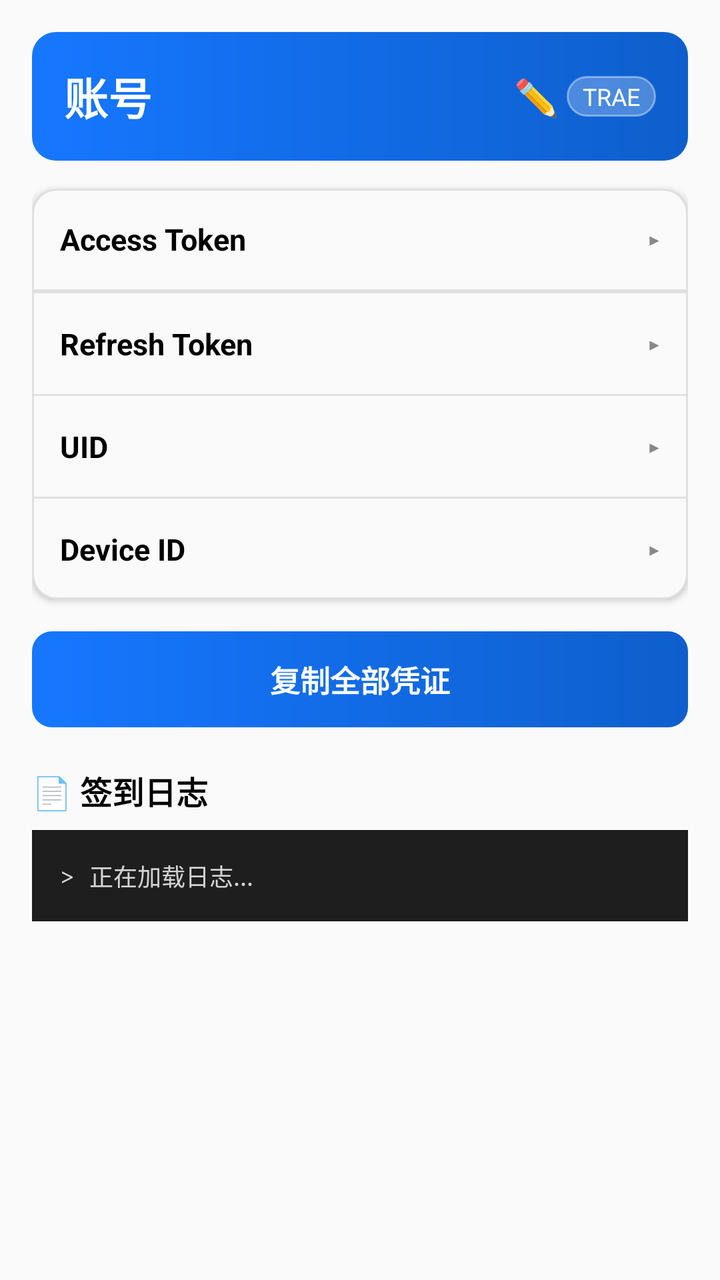
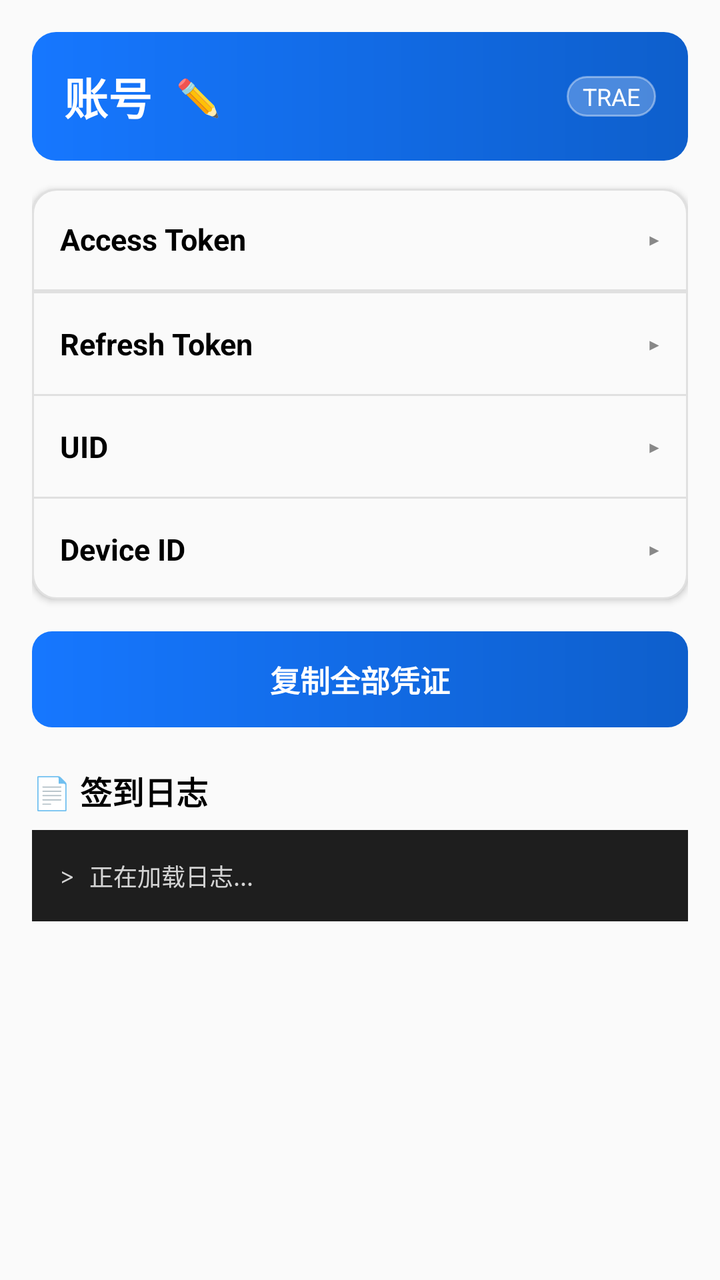

Two renders of the same Android screen: before a commit and after it. Below are the layout's source before the change and the commit's diff.
<!-- AndroidManifest.xml: application theme Theme.SignApp -->
<!-- res/layout/activity_account_detail.xml -->
<?xml version="1.0" encoding="utf-8"?>
<ScrollView xmlns:android="http://schemas.android.com/apk/res/android"
    android:layout_width="match_parent"
    android:layout_height="match_parent"
    android:background="@color/card_bg"
    android:fillViewport="true">

    <LinearLayout
        android:layout_width="match_parent"
        android:layout_height="wrap_content"
        android:orientation="vertical"
        android:padding="16dp">

        
        <LinearLayout
            android:layout_width="match_parent"
            android:layout_height="wrap_content"
            android:orientation="horizontal"
            android:gravity="center_vertical"
            android:background="@drawable/bg_header_gradient"
            android:padding="16dp"
            android:paddingBottom="18dp">

            <TextView
                android:id="@+id/tvDetailLabel"
                android:layout_width="0dp"
                android:layout_height="wrap_content"
                android:layout_weight="1"
                android:text="账号"
                android:textColor="@color/white"
                android:textSize="22sp"
                android:textStyle="bold" />

            
            <TextView
                android:id="@+id/btnRenameIcon"
                android:layout_width="wrap_content"
                android:layout_height="wrap_content"
                android:layout_marginStart="6dp"
                android:padding="4dp"
                android:background="?attr/selectableItemBackgroundBorderless"
                android:text="✏️"
                android:textColor="@color/white"
                android:textSize="18sp"
                android:contentDescription="重命名账号" />

            <TextView
                android:layout_width="wrap_content"
                android:layout_height="wrap_content"
                android:background="@drawable/bg_badge"
                android:paddingLeft="8dp"
                android:paddingRight="8dp"
                android:paddingTop="2dp"
                android:paddingBottom="2dp"
                android:text="TRAE"
                android:textColor="@color/white"
                android:textSize="12sp" />
        </LinearLayout>

        
        <LinearLayout
            android:layout_width="match_parent"
            android:layout_height="wrap_content"
            android:orientation="vertical"
            android:layout_marginTop="14dp"
            android:background="@drawable/bg_card"
            android:elevation="2dp">

            
            <LinearLayout
                android:id="@+id/headerAccess"
                android:layout_width="match_parent"
                android:layout_height="wrap_content"
                android:orientation="horizontal"
                android:gravity="center_vertical"
                android:padding="14dp"
                android:clickable="true"
                android:focusable="true">

                <TextView
                    android:layout_width="0dp"
                    android:layout_height="wrap_content"
                    android:layout_weight="1"
                    android:text="Access Token"
                    android:textColor="@color/black"
                    android:textSize="15sp"
                    android:textStyle="bold" />

                <TextView
                    android:id="@+id/iconAccess"
                    android:layout_width="wrap_content"
                    android:layout_height="wrap_content"
                    android:text="▸"
                    android:textColor="@color/gray"
                    android:textSize="16sp" />
            </LinearLayout>

            <View
                android:layout_width="match_parent"
                android:layout_height="1dp"
                android:background="@color/divider" />
            <TextView
                android:id="@+id/tvAccessToken"
                android:layout_width="match_parent"
                android:layout_height="wrap_content"
                android:padding="14dp"
                android:background="@color/card_bg"
                android:fontFamily="monospace"
                android:gravity="center_vertical"
                android:textIsSelectable="true"
                android:textColor="@color/primary_dark"
                android:textSize="12sp"
                android:visibility="gone" />

            <View
                android:layout_width="match_parent"
                android:layout_height="1dp"
                android:background="@color/divider" />

            
            <LinearLayout
                android:id="@+id/headerRefresh"
                android:layout_width="match_parent"
                android:layout_height="wrap_content"
                android:orientation="horizontal"
                android:gravity="center_vertical"
                android:padding="14dp"
                android:clickable="true"
                android:focusable="true">

                <TextView
                    android:layout_width="0dp"
                    android:layout_height="wrap_content"
                    android:layout_weight="1"
                    android:text="Refresh Token"
                    android:textColor="@color/black"
                    android:textSize="15sp"
                    android:textStyle="bold" />

                <TextView
                    android:id="@+id/iconRefresh"
                    android:layout_width="wrap_content"
                    android:layout_height="wrap_content"
                    android:text="▸"
                    android:textColor="@color/gray"
                    android:textSize="16sp" />
            </LinearLayout>

            <TextView
                android:id="@+id/tvRefreshToken"
                android:layout_width="match_parent"
                android:layout_height="wrap_content"
                android:padding="14dp"
                android:background="@color/card_bg"
                android:fontFamily="monospace"
                android:gravity="center_vertical"
                android:textIsSelectable="true"
                android:textColor="@color/primary_dark"
                android:textSize="12sp"
                android:visibility="gone" />

            <View
                android:layout_width="match_parent"
                android:layout_height="1dp"
                android:background="@color/divider" />

            
            <LinearLayout
                android:id="@+id/headerUid"
                android:layout_width="match_parent"
                android:layout_height="wrap_content"
                android:orientation="horizontal"
                android:gravity="center_vertical"
                android:padding="14dp"
                android:clickable="true"
                android:focusable="true">

                <TextView
                    android:layout_width="0dp"
                    android:layout_height="wrap_content"
                    android:layout_weight="1"
                    android:text="UID"
                    android:textColor="@color/black"
                    android:textSize="15sp"
                    android:textStyle="bold" />

                <TextView
                    android:id="@+id/iconUid"
                    android:layout_width="wrap_content"
                    android:layout_height="wrap_content"
                    android:text="▸"
                    android:textColor="@color/gray"
                    android:textSize="16sp" />
            </LinearLayout>

            <TextView
                android:id="@+id/tvUid"
                android:layout_width="match_parent"
                android:layout_height="wrap_content"
                android:padding="14dp"
                android:background="@color/card_bg"
                android:fontFamily="monospace"
                android:gravity="center_vertical"
                android:textIsSelectable="true"
                android:textColor="@color/primary_dark"
                android:textSize="12sp"
                android:visibility="gone" />

            <View
                android:layout_width="match_parent"
                android:layout_height="1dp"
                android:background="@color/divider" />

            
            <LinearLayout
                android:id="@+id/headerDevice"
                android:layout_width="match_parent"
                android:layout_height="wrap_content"
                android:orientation="horizontal"
                android:gravity="center_vertical"
                android:padding="14dp"
                android:clickable="true"
                android:focusable="true">

                <TextView
                    android:layout_width="0dp"
                    android:layout_height="wrap_content"
                    android:layout_weight="1"
                    android:text="Device ID"
                    android:textColor="@color/black"
                    android:textSize="15sp"
                    android:textStyle="bold" />

                <TextView
                    android:id="@+id/iconDevice"
                    android:layout_width="wrap_content"
                    android:layout_height="wrap_content"
                    android:text="▸"
                    android:textColor="@color/gray"
                    android:textSize="16sp" />
            </LinearLayout>

            <TextView
                android:id="@+id/tvDeviceId"
                android:layout_width="match_parent"
                android:layout_height="wrap_content"
                android:padding="14dp"
                android:background="@color/card_bg"
                android:fontFamily="monospace"
                android:gravity="center_vertical"
                android:textIsSelectable="true"
                android:textColor="@color/primary_dark"
                android:textSize="12sp"
                android:visibility="gone" />
        </LinearLayout>

        
        <TextView
            android:id="@+id/btnCopyAll"
            android:layout_width="match_parent"
            android:layout_height="wrap_content"
            android:layout_marginTop="16dp"
            android:background="@drawable/bg_btn"
            android:gravity="center"
            android:padding="13dp"
            android:text="复制全部凭证"
            android:textColor="@color/white"
            android:textSize="15sp"
            android:textStyle="bold" />

        
        <TextView
            android:layout_width="match_parent"
            android:layout_height="wrap_content"
            android:layout_marginTop="20dp"
            android:text="📄 签到日志"
            android:textColor="@color/black"
            android:textSize="16sp"
            android:textStyle="bold" />

        <TextView
            android:id="@+id/tvLogs"
            android:layout_width="match_parent"
            android:layout_height="wrap_content"
            android:layout_marginTop="8dp"
            android:background="@color/terminal_bg"
            android:padding="14dp"
            android:text="> 正在加载日志..."
            android:textColor="@color/terminal_white"
            android:textSize="12sp"
            android:fontFamily="monospace"
            android:lineSpacingExtra="4dp" />
    </LinearLayout>
</ScrollView>
<!-- resources referenced by this layout -->
<resources>
  <color name="black">#000000</color>
  <color name="card_bg">#FAFAFA</color>
  <color name="divider">#E0E0E0</color>
  <color name="gray">#888888</color>
  <color name="primary_dark">#0E5FCC</color>
  <color name="terminal_bg">#1E1E1E</color>
  <color name="terminal_white">#D4D4D4</color>
  <color name="white">#FFFFFF</color>
  <!-- drawable bg_badge (drawable) -->
  <?xml version="1.0" encoding="utf-8"?>
  <shape xmlns:android="http://schemas.android.com/apk/res/android">
      <solid android:color="#40FFFFFF" />
      <corners android:radius="999dp" />
      <stroke android:width="1dp" android:color="#66FFFFFF" />
  </shape>
  <!-- drawable bg_btn (drawable) -->
  <?xml version="1.0" encoding="utf-8"?>
  <shape xmlns:android="http://schemas.android.com/apk/res/android">
      <gradient
          android:angle="0"
          android:startColor="#1677FF"
          android:endColor="#0E5FCC" />
      <corners android:radius="10dp" />
  </shape>
  <!-- drawable bg_card (drawable) -->
  <?xml version="1.0" encoding="utf-8"?>
  <shape xmlns:android="http://schemas.android.com/apk/res/android">
      <solid android:color="@color/card_bg" />
      <corners android:radius="12dp" />
      <stroke android:width="1dp" android:color="@color/divider" />
  </shape>
  <!-- drawable bg_header_gradient (drawable) -->
  <?xml version="1.0" encoding="utf-8"?>
  <shape xmlns:android="http://schemas.android.com/apk/res/android">
      <gradient
          android:angle="0"
          android:startColor="#1677FF"
          android:endColor="#0E5FCC" />
      <corners android:radius="12dp" />
  </shape>
  <style name="Theme.SignApp" parent="Theme.MaterialComponents.DayNight.NoActionBar">
          <item name="colorPrimary">@color/primary</item>
          <item name="colorPrimaryVariant">@color/primary_dark</item>
          <item name="colorOnPrimary">@color/white</item>
          <item name="android:statusBarColor">@color/primary</item>
          <item name="android:windowBackground">@color/white</item>
      </style>
  <color name="primary">#1677FF</color>
</resources>

<!-- the commit's change to res/layout/activity_account_detail.xml (unified diff, before → after) -->
@@ -23,9 +23,8 @@
 
             <TextView
                 android:id="@+id/tvDetailLabel"
-                android:layout_width="0dp"
-                android:layout_height="wrap_content"
-                android:layout_weight="1"
+                android:layout_width="wrap_content"
+                android:layout_height="wrap_content"
                 android:text="账号"
                 android:textColor="@color/white"
                 android:textSize="22sp"
@@ -36,13 +35,19 @@
                 android:id="@+id/btnRenameIcon"
                 android:layout_width="wrap_content"
                 android:layout_height="wrap_content"
-                android:layout_marginStart="6dp"
+                android:layout_marginStart="8dp"
                 android:padding="4dp"
                 android:background="?attr/selectableItemBackgroundBorderless"
                 android:text="✏️"
                 android:textColor="@color/white"
                 android:textSize="18sp"
                 android:contentDescription="重命名账号" />
+
+            
+            <View
+                android:layout_width="0dp"
+                android:layout_height="1dp"
+                android:layout_weight="1" />
 
             <TextView
                 android:layout_width="wrap_content"
